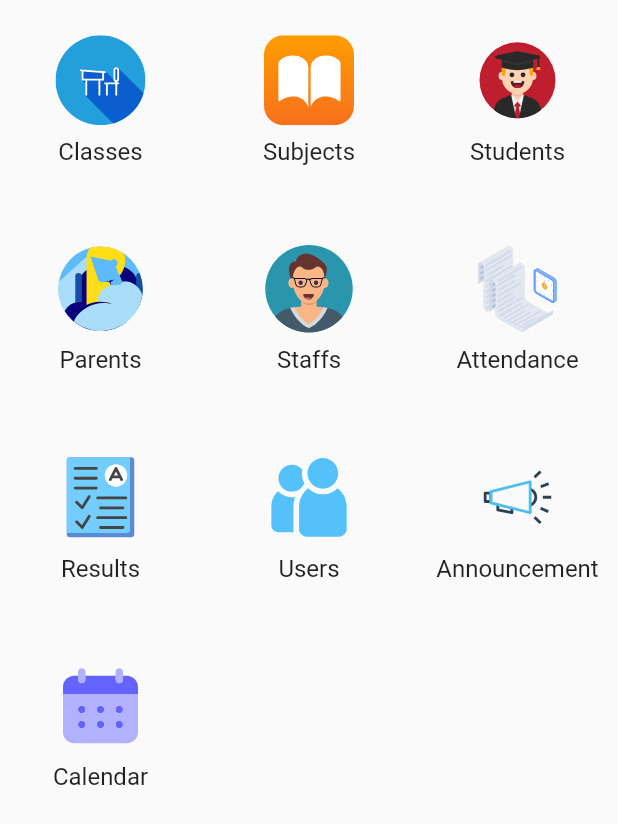
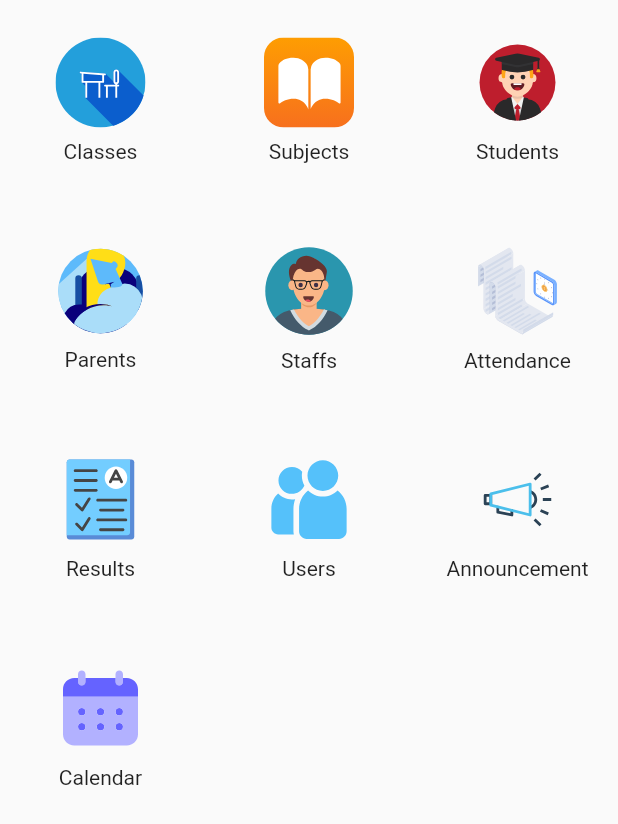
Before and after one commit to codepymdev/grad, a Flutter app: the TeacherMenu widget shown alone on an empty page, opened directly, on a phone screen of 412 x 824 dp. Shown: the top 824 px of the screen. Run offline on Flutter 3.47's test engine with Material 2 defaults, Android fonts, the phone set to English and light mode, and no system bars; our stand-ins replace badges, cached_network_image, connectivity_plus, firebase_core, firebase_messaging, flutter_feather_icons and 13 more; missing offline and left inert: flutter_downloader, onesignal_flutter, stream_chat_flutter; accounts and stored records are empty; network calls fail.

Commit message:
fac: Theme of Context

```diff
--- a/lib/app/ui/android/widgets/menu/teacher-menu.dart
+++ b/lib/app/ui/android/widgets/menu/teacher-menu.dart
@@ -34,7 +34,6 @@ class TeacherMenu extends StatelessWidget {
                 ),
                 Text(
                   "Classes",
-                  style: Theme.of(context).textTheme.subtitle1,
                 ),
               ],
             ),
@@ -56,7 +55,6 @@ class TeacherMenu extends StatelessWidget {
                 ),
                 Text(
                   "Subjects",
-                  style: Theme.of(context).textTheme.subtitle1,
                 ),
               ],
             ),
@@ -77,7 +75,6 @@ class TeacherMenu extends StatelessWidget {
                 ),
                 Text(
                   "Students",
-                  style: Theme.of(context).textTheme.subtitle1,
                 ),
               ],
             ),
@@ -103,7 +100,6 @@ class TeacherMenu extends StatelessWidget {
                 ),
                 Text(
                   "Parents",
-                  style: Theme.of(context).textTheme.subtitle1,
                 ),
               ],
             ),
@@ -129,7 +125,6 @@ class TeacherMenu extends StatelessWidget {
                 ),
                 Text(
                   "Staffs",
-                  style: Theme.of(context).textTheme.subtitle1,
                 ),
               ],
             ),
@@ -168,7 +163,6 @@ class TeacherMenu extends StatelessWidget {
                 ),
                 Text(
                   "Attendance",
-                  style: Theme.of(context).textTheme.subtitle1,
                 ),
               ],
             ),
@@ -189,7 +183,6 @@ class TeacherMenu extends StatelessWidget {
                 ),
                 Text(
                   "Results",
-                  style: Theme.of(context).textTheme.subtitle1,
                 ),
               ],
             ),
@@ -233,7 +226,6 @@ class TeacherMenu extends StatelessWidget {
                 ),
                 Text(
                   "Users",
-                  style: Theme.of(context).textTheme.subtitle1,
                 ),
               ],
             ),
@@ -254,7 +246,6 @@ class TeacherMenu extends StatelessWidget {
                 ),
                 Text(
                   "Announcement",
-                  style: Theme.of(context).textTheme.subtitle1,
                 ),
               ],
             ),
@@ -276,7 +267,6 @@ class TeacherMenu extends StatelessWidget {
                 ),
                 Text(
                   "Calendar",
-                  style: Theme.of(context).textTheme.subtitle1,
                 ),
               ],
             ),
--- a/lib/app/ui/android/widgets/staffs/teachers.dart
+++ b/lib/app/ui/android/widgets/staffs/teachers.dart
@@ -3,7 +3,6 @@ import 'package:Grad/app/ui/android/widgets/custom/iosLoader.dart';
 import 'package:Grad/app/ui/android/widgets/staffs/t-list.dart';
 import 'package:flutter/material.dart';
 import 'package:get/get.dart';
-import 'package:get/state_manager.dart';
 
 class Teachers extends StatefulWidget {
   @override
```
Also changed, not shown: lib/app/ui/android/widgets/menu/student-menu.dart (+0 -7 lines), 1 other file.
